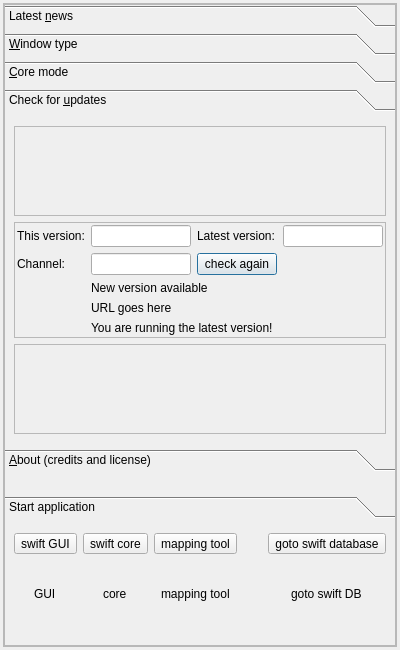
First picture: the form in src/swiftlauncher/swiftlauncher.ui, repository swift-project/pilotclient, before the edit.
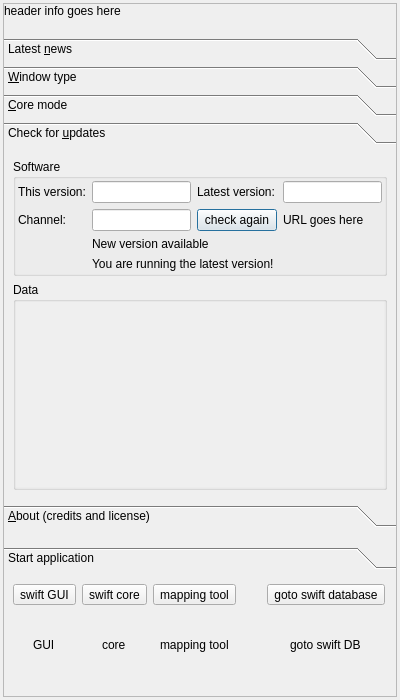
Second picture: the form after the edit. The open tabs and pages were chosen to show the change. Icons and pictures are not drawn. Custom widgets are drawn as their Qt base class.

Commit message: refs #883, improved layout of launcher`s "new version" section * group boxes * header bar if new version is avilable

The edit to the form file:
```diff
--- a/src/swiftlauncher/swiftlauncher.ui
+++ b/src/swiftlauncher/swiftlauncher.ui
@@ -7,7 +7,7 @@
     <x>0</x>
     <y>0</y>
     <width>400</width>
-    <height>650</height>
+    <height>700</height>
    </rect>
   </property>
   <property name="windowTitle">
@@ -56,15 +56,9 @@
        </property>
        <item>
         <widget class="BlackGui::COverlayMessagesFrame" name="fr_SwiftLauncherMain">
-         <property name="frameShape">
-          <enum>QFrame::StyledPanel</enum>
-         </property>
-         <property name="frameShadow">
-          <enum>QFrame::Raised</enum>
-         </property>
          <layout class="QVBoxLayout" name="vl_SwiftLauncherMain">
           <property name="spacing">
-           <number>25</number>
+           <number>20</number>
           </property>
           <property name="leftMargin">
            <number>0</number>
@@ -75,6 +69,13 @@
           <property name="rightMargin">
            <number>0</number>
           </property>
+          <item>
+           <widget class="QLabel" name="lbl_HeaderInfo">
+            <property name="text">
+             <string>header info goes here</string>
+            </property>
+           </widget>
+          </item>
           <item>
            <widget class="QToolBox" name="tb_Launcher">
             <property name="currentIndex">
@@ -428,37 +429,18 @@
               <rect>
                <x>0</x>
                <y>0</y>
-               <width>390</width>
-               <height>326</height>
+               <width>392</width>
+               <height>349</height>
               </rect>
              </property>
              <attribute name="label">
               <string>Check for &amp;updates</string>
              </attribute>
              <layout class="QVBoxLayout" name="vl_Updates">
-              <property name="leftMargin">
-               <number>9</number>
-              </property>
-              <property name="topMargin">
-               <number>9</number>
-              </property>
               <item>
-               <widget class="BlackGui::Components::CInfoBarWebReadersStatusSmallComponent" name="comp_InfoBar">
-                <property name="frameShape">
-                 <enum>QFrame::StyledPanel</enum>
-                </property>
-                <property name="frameShadow">
-                 <enum>QFrame::Raised</enum>
-                </property>
-               </widget>
-              </item>
-              <item>
-               <widget class="QFrame" name="fr_SoftwareUpdates">
-                <property name="frameShape">
-                 <enum>QFrame::StyledPanel</enum>
-                </property>
-                <property name="frameShadow">
-                 <enum>QFrame::Raised</enum>
+               <widget class="QGroupBox" name="gb_SoftwareUpdates">
+                <property name="title">
+                 <string>Software</string>
                 </property>
                 <layout class="QGridLayout" name="gl_Version">
                  <property name="leftMargin">
@@ -562,13 +544,6 @@
                       </property>
                      </widget>
                     </item>
-                    <item>
-                     <widget class="QLabel" name="lbl_NewVersionUrl">
-                      <property name="text">
-                       <string>URL goes here</string>
-                      </property>
-                     </widget>
-                    </item>
                    </layout>
                   </widget>
                  </item>
@@ -579,17 +554,99 @@
                    </property>
                   </widget>
                  </item>
+                 <item row="1" column="3">
+                  <widget class="QLabel" name="lbl_NewVersionUrl">
+                   <property name="text">
+                    <string>URL goes here</string>
+                   </property>
+                  </widget>
+                 </item>
                 </layout>
                </widget>
               </item>
               <item>
-               <widget class="BlackGui::Components::CDbLoadOverviewComponent" name="comp_DataUpdates">
-                <property name="frameShape">
-                 <enum>QFrame::StyledPanel</enum>
+               <widget class="QGroupBox" name="gb_DataUpdates">
+                <property name="title">
+                 <string>Data</string>
                 </property>
-                <property name="frameShadow">
-                 <enum>QFrame::Raised</enum>
-                </property>
+                <layout class="QVBoxLayout" name="vl_DataUpdates">
+                 <property name="leftMargin">
+                  <number>0</number>
+                 </property>
+                 <property name="topMargin">
+                  <number>0</number>
+                 </property>
+                 <property name="rightMargin">
+                  <number>0</number>
+                 </property>
+                 <property name="bottomMargin">
+                  <number>0</number>
+                 </property>
+                 <item>
+                  <widget class="QScrollArea" name="sa_DataUpdates">
+                   <property name="styleSheet">
+                    <string notr="true">border: 0px;</string>
+                   </property>
+                   <property name="frameShape">
+                    <enum>QFrame::NoFrame</enum>
+                   </property>
+                   <property name="frameShadow">
+                    <enum>QFrame::Plain</enum>
+                   </property>
+                   <property name="lineWidth">
+                    <number>0</number>
+                   </property>
+                   <property name="widgetResizable">
+                    <bool>true</bool>
+                   </property>
+                   <widget class="QWidget" name="qw_DataUpdates">
+                    <property name="geometry">
+                     <rect>
+                      <x>0</x>
+                      <y>0</y>
+                      <width>368</width>
+                      <height>185</height>
+                     </rect>
+                    </property>
+                    <layout class="QVBoxLayout" name="vl_DataUpdatesScrollArea">
+                     <property name="leftMargin">
+                      <number>3</number>
+                     </property>
+                     <property name="topMargin">
+                      <number>3</number>
+                     </property>
+                     <property name="rightMargin">
+                      <number>3</number>
+                     </property>
+                     <property name="bottomMargin">
+                      <number>3</number>
+                     </property>
+                     <item>
+                      <widget class="BlackGui::Components::CInfoBarWebReadersStatusSmallComponent" name="comp_InfoBar">
+                       <property name="frameShape">
+                        <enum>QFrame::StyledPanel</enum>
+                       </property>
+                       <property name="frameShadow">
+                        <enum>QFrame::Raised</enum>
+                       </property>
+                      </widget>
+                     </item>
+                     <item>
+                      <widget class="BlackGui::Components::CDbLoadOverviewComponent" name="comp_DataUpdates">
+                       <property name="frameShape">
+                        <enum>QFrame::StyledPanel</enum>
+                       </property>
+                       <property name="frameShadow">
+                        <enum>QFrame::Raised</enum>
+                       </property>
+                       <zorder>comp_InfoBar</zorder>
+                      </widget>
+                     </item>
+                    </layout>
+                   </widget>
+                  </widget>
+                 </item>
+                </layout>
                </widget>
               </item>
              </layout>
@@ -653,7 +710,7 @@
               <rect>
                <x>0</x>
                <y>0</y>
-               <width>390</width>
+               <width>392</width>
                <height>112</height>
               </rect>
              </property>
```
Left out of the diff: 105 changed lines with no effect on the pictures. The commit also changes 1 other file.
